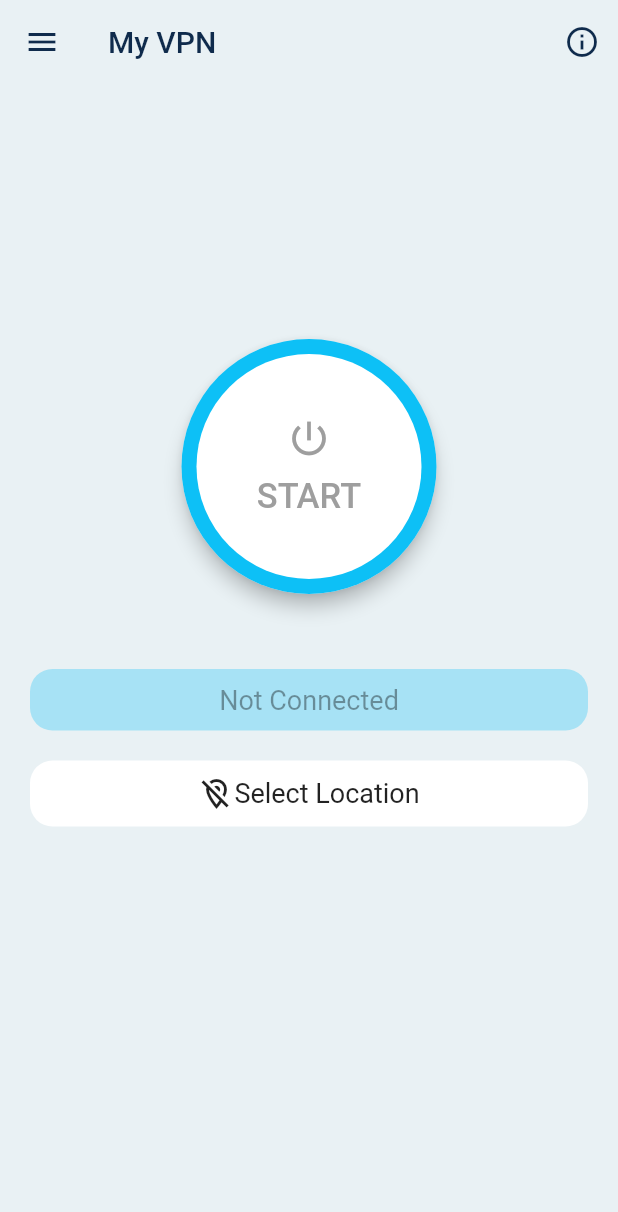
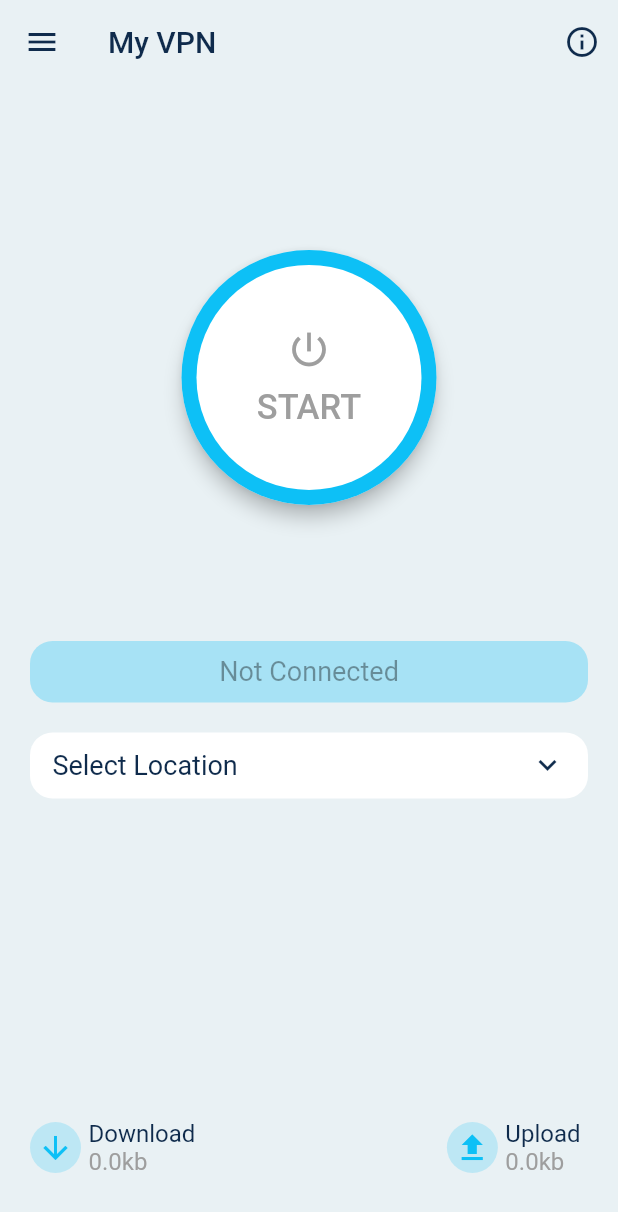
Before and after one commit to MasoudKian/vpn, a Flutter app: the screen it shows after launch, on a phone screen of 412 x 824 dp. Shown: the top 1212 px of the screen. Run offline on Flutter 3.47's test engine with Material 2 defaults, Android fonts, the phone set to English and light mode, and no system bars.

Commit message:
done HomeScreen & Start Drawer

```diff
--- a/lib/screens/home_screen.dart
+++ b/lib/screens/home_screen.dart
@@ -13,6 +13,7 @@ class _HomeScreenState extends State<HomeScreen> {
 
   @override
   Widget build(BuildContext context) {
+    Size size = MediaQuery.of(context).size;
     return Scaffold(
       backgroundColor: cBgColor,
       appBar: AppBar(
@@ -30,16 +31,18 @@ class _HomeScreenState extends State<HomeScreen> {
           ),
         ],
       ),
-      drawer: Drawer(),
+      drawer: Drawer(
+
+      ),
       body: Padding(
-        padding: const EdgeInsets.symmetric(horizontal: 20),
+        padding: const EdgeInsets.symmetric(horizontal: 20, vertical: 20),
         child: Column(
           children: [
-            const SizedBox(
-              height: 170,
+            SizedBox(
+              height: size.height * 0.11,
             ),
             Center(
-              // Start Stop Button
+              // ------------------Start Stop Button-------------------- \\
               child: InkWell(
                 borderRadius: BorderRadius.circular(150),
                 onTap: () {
@@ -89,7 +92,10 @@ class _HomeScreenState extends State<HomeScreen> {
                 ),
               ),
             ),
-            const SizedBox(height: 50),
+            SizedBox(
+              height: size.height * 0.11,
+            ),
+            // ------------------Connect Button-------------------- \\
             Container(
               padding: const EdgeInsets.symmetric(vertical: 10),
               width: double.infinity,
@@ -108,26 +114,89 @@ class _HomeScreenState extends State<HomeScreen> {
                 ),
               ),
             ),
-            SizedBox(height: 20),
+            const SizedBox(height: 20),
             Container(
-              padding: const EdgeInsets.symmetric(vertical: 10),
+              margin: const EdgeInsets.only(bottom: 30),
+              padding: const EdgeInsets.symmetric(vertical: 10, horizontal: 15),
               width: double.infinity,
               decoration: BoxDecoration(
                 color: Colors.white,
                 borderRadius: BorderRadius.circular(15),
               ),
+              //--------------------- Select Server ------------------
               child: Row(
-                mainAxisAlignment: MainAxisAlignment.center,
+                mainAxisAlignment: MainAxisAlignment.spaceBetween,
+                children: const [
+                  Text(
+                    'Select Location',
+                    style: TextStyle(fontSize: 18, color: cSecClr),
+                  ),
+                  Icon(Icons.keyboard_arrow_down, color: cSecClr),
+                ],
+              ),
+            ),
+            const Spacer(),
+            // ------------------Internet Speed-------------------- \\
+            Padding(
+              padding: const EdgeInsets.symmetric(vertical: 20),
+              child: Row(
                 children: [
-                  Icon(
-                    isActive == true
-                        ? Icons.location_on_outlined
-                        : Icons.location_off_outlined,
-                    // color: isActive == true ? Colors.green : Colors.black,
+                  Container(
+                    padding: const EdgeInsets.all(5),
+                    decoration: BoxDecoration(
+                      color: cPrimaryClr.withOpacity(0.2),
+                      shape: BoxShape.circle,
+                    ),
+                    child: const Icon(
+                      Icons.arrow_downward,
+                      color: cPrimaryClr,
+                    ),
                   ),
-                  const Text(
-                    'Select Location',
-                    style: TextStyle(fontSize: 18),
+                  Padding(
+                    padding: const EdgeInsets.symmetric(horizontal: 5),
+                    child: Column(
+                      crossAxisAlignment: CrossAxisAlignment.start,
+                      children: [
+                        const Text(
+                          'Download',
+                          style: TextStyle(fontSize: 16, color: cSecClr),
+                        ),
+                        Text(
+                          isActive == true ? '128kb' : '0.0kb',
+                          style:
+                              const TextStyle(fontSize: 16, color: Colors.grey),
+                        ),
+                      ],
+                    ),
+                  ),
+                  const Spacer(),
+                  Container(
+                    padding: const EdgeInsets.all(5),
+                    decoration: BoxDecoration(
+                      color: cPrimaryClr.withOpacity(0.2),
+                      shape: BoxShape.circle,
+                    ),
+                    child: const Icon(
+                      Icons.upload,
+                      color: cPrimaryClr,
+                    ),
+                  ),
+                  Padding(
+                    padding: const EdgeInsets.symmetric(horizontal: 5),
+                    child: Column(
+                      crossAxisAlignment: CrossAxisAlignment.start,
+                      children: [
+                        const Text(
+                          'Upload',
+                          style: TextStyle(fontSize: 16, color: cSecClr),
+                        ),
+                        Text(
+                          isActive == true ? '128kb' : '0.0kb',
+                          style:
+                              const TextStyle(fontSize: 16, color: Colors.grey),
+                        ),
+                      ],
+                    ),
                   ),
                 ],
               ),
```
